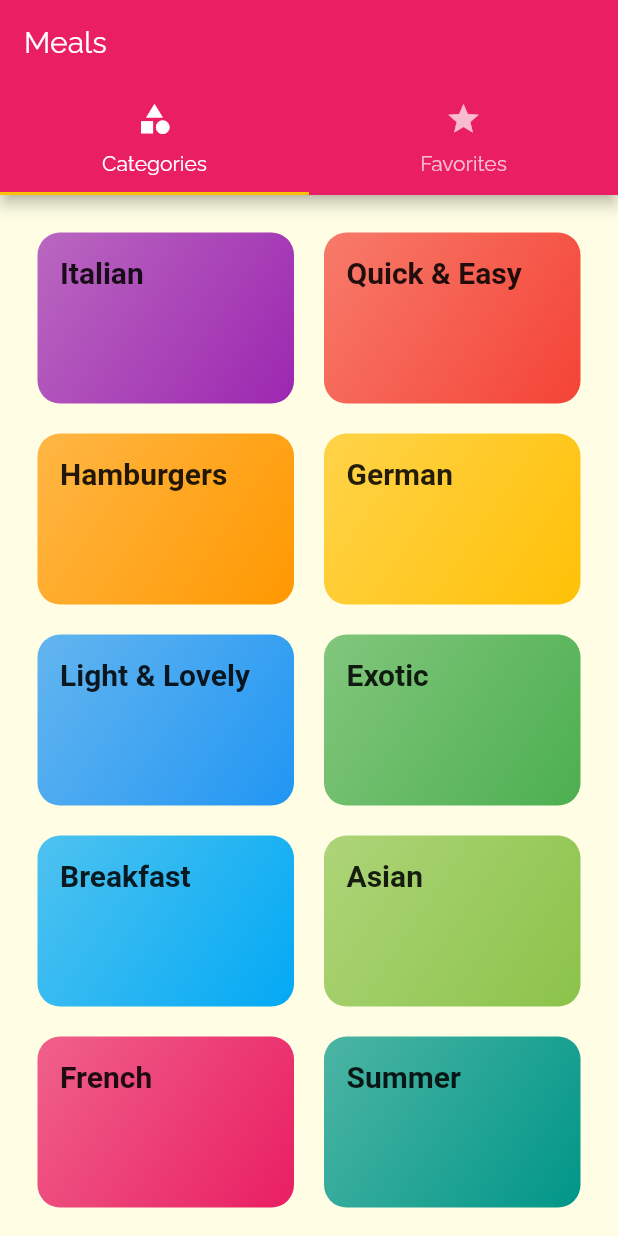
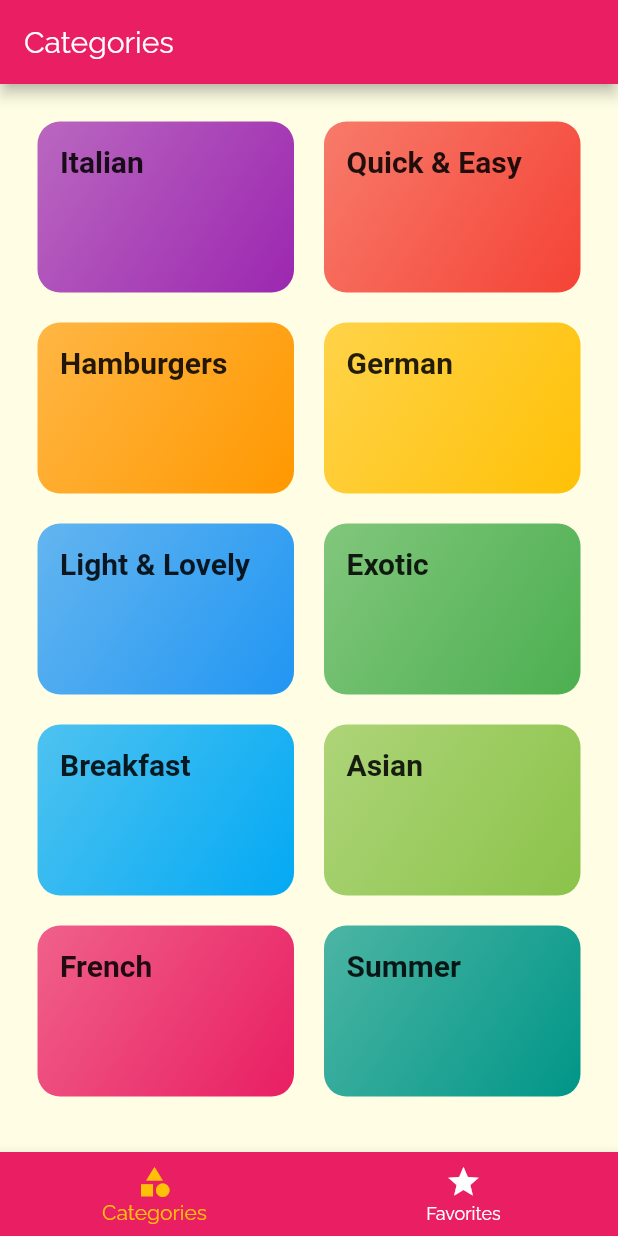
Before and after one commit to rifat0153/Flutter-Meals-App, a Flutter app: the screen it shows after launch, on a phone screen of 412 x 824 dp. Run offline on Flutter 3.47's test engine with Material 2 defaults, Android fonts, the phone set to English and light mode, and no system bars; our stand-ins replace get.

Commit message:
bootm tab added

```diff
--- a/lib/main.dart
+++ b/lib/main.dart
@@ -15,6 +15,7 @@ class MyApp extends StatelessWidget {
   @override
   Widget build(BuildContext context) {
     return GetMaterialApp(
+      debugShowCheckedModeBanner: false,
       title: 'Flutter Demo',
       theme: ThemeData(
         primarySwatch: Colors.pink,
--- a/lib/screens/tab_screen.dart
+++ b/lib/screens/tab_screen.dart
@@ -8,22 +8,42 @@ class TabsScreen extends StatefulWidget {
 }
 
 class _TabsScreenState extends State<TabsScreen> {
+  final List<Map<String, Object>> _screens = [
+    {'screen': CategoriesScreen(), 'title': 'Categories'},
+    {'screen': CategoriesScreen(), 'title': 'My Favorites'},
+  ];
+
+  int _selectedPageIndex = 0;
+
+  void _selectedPage(int index) {
+    setState(() {
+      _selectedPageIndex = index;
+    });
+  }
+
   @override
   Widget build(BuildContext context) {
-    return DefaultTabController(
-      length: 2,
-      child: Scaffold(
-        appBar: AppBar(
-          title: Text('Meals'),
-          bottom: TabBar(tabs: [
-            Tab(icon: Icon(Icons.category), text: 'Categories'),
-            Tab(icon: Icon(Icons.star), text: 'Favorites'),
-          ]),
-        ),
-        body: TabBarView(children: <Widget>[
-          CategoriesScreen(),
-          FavoritesScreen(),
-        ]),
+    return Scaffold(
+      appBar: AppBar(
+        title: Text(_screens[_selectedPageIndex]['title']),
+      ),
+      body: _screens[_selectedPageIndex]['screen'],
+      bottomNavigationBar: BottomNavigationBar(
+        onTap: _selectedPage,
+        backgroundColor: Theme.of(context).primaryColor,
+        unselectedItemColor: Colors.white,
+        selectedItemColor: Theme.of(context).accentColor,
+        currentIndex: _selectedPageIndex,
+        items: [
+          BottomNavigationBarItem(
+            icon: Icon(Icons.category),
+            label: 'Categories',
+          ),
+          BottomNavigationBarItem(
+            icon: Icon(Icons.star),
+            label: 'Favorites',
+          ),
+        ],
       ),
     );
   }
--- /dev/null
+++ b/lib/screens/top_tabs_screen.dart
@@ -0,0 +1,31 @@
+import 'package:flutter/material.dart';
+import 'package:meals/screens/categories_screen.dart';
+import 'package:meals/screens/favorites_screen.dart';
+
+class TabsScreen extends StatefulWidget {
+  @override
+  _TabsScreenState createState() => _TabsScreenState();
+}
+
+class _TabsScreenState extends State<TabsScreen> {
+  @override
+  Widget build(BuildContext context) {
+    return DefaultTabController(
+      length: 2,
+      // initialIndex: 1,
+      child: Scaffold(
+        appBar: AppBar(
+          title: Text('Meals'),
+          bottom: TabBar(tabs: [
+            Tab(icon: Icon(Icons.category), text: 'Categories'),
+            Tab(icon: Icon(Icons.star), text: 'Favorites'),
+          ]),
+        ),
+        body: TabBarView(children: <Widget>[
+          CategoriesScreen(),
+          FavoritesScreen(),
+        ]),
+      ),
+    );
+  }
+}
```
